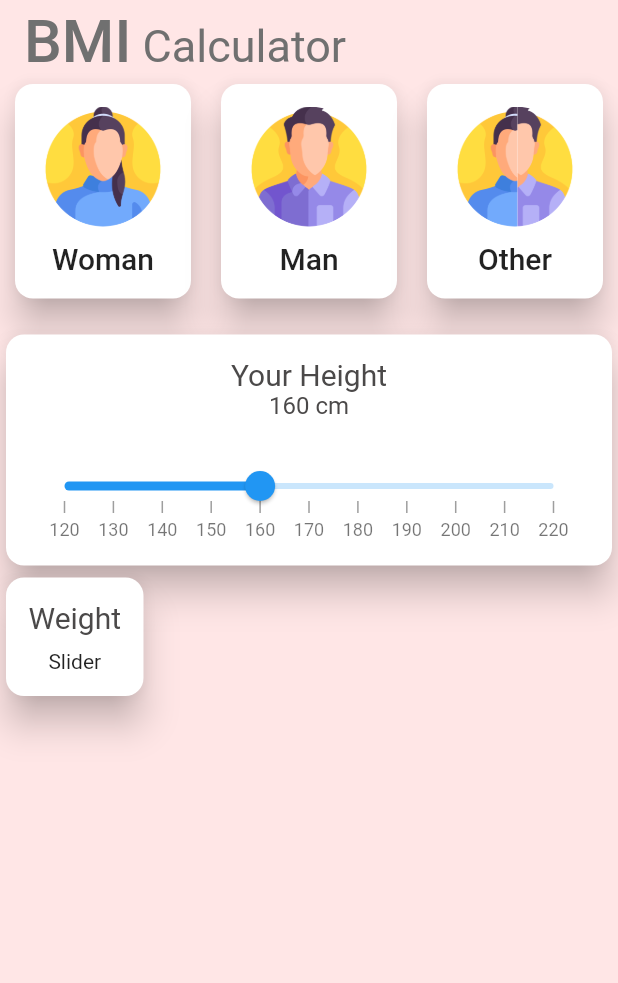
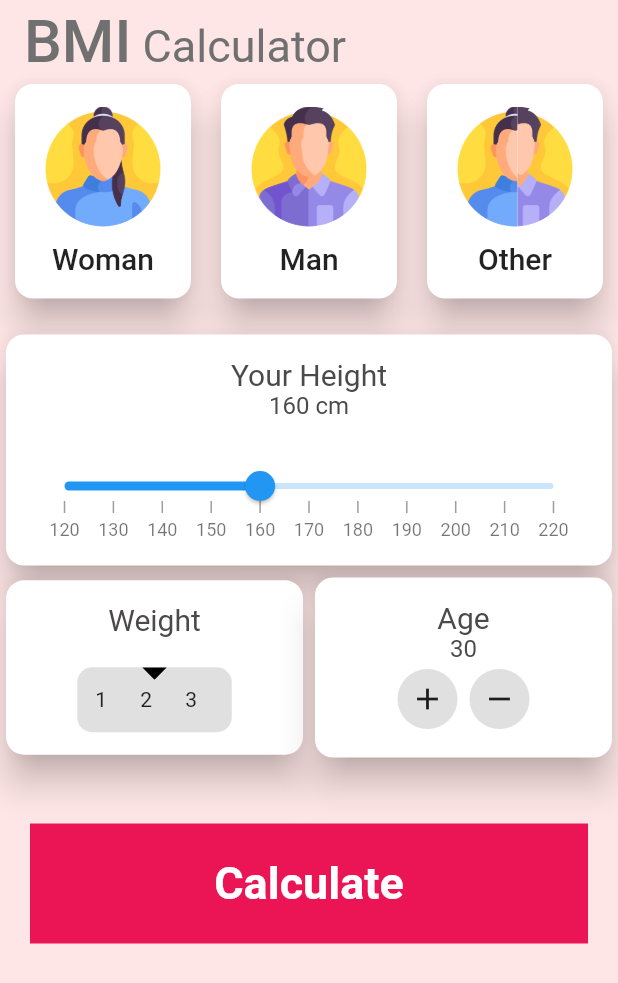
Before and after one commit to Anastasia9595/bmi, a Flutter app: the screen it shows after launch, on a phone screen of 412 x 824 dp. Shown: the top 983 px of the screen. Run offline on Flutter 3.47's test engine with Material 2 defaults, Android fonts, the phone set to English and light mode, and no system bars; drawn by our look-alikes of syncfusion_flutter_sliders; missing offline and left inert: syncfusion_flutter_core.

Commit message:
finished zthe GUI

```diff
--- a/lib/helpers/app_styles.dart
+++ b/lib/helpers/app_styles.dart
@@ -9,4 +9,11 @@ class Styles {
   static TextStyle textStyleCard = const TextStyle(fontSize: 20, fontWeight: FontWeight.w500);
   static TextStyle headLineStyle = const TextStyle(fontSize: 40, fontWeight: FontWeight.w500);
   static TextStyle headLineStyle2 = const TextStyle(fontSize: 30, fontWeight: FontWeight.normal);
+  static double kBottomContainerHeight = 80.0;
+  static Color kBottomContainerColour = const Color(0xFFEB1555);
+  static TextStyle kLargeButtonTextStyle = const TextStyle(
+    color: Colors.white,
+    fontSize: 30.0,
+    fontWeight: FontWeight.bold,
+  );
 }
--- a/lib/main.dart
+++ b/lib/main.dart
@@ -13,7 +13,7 @@ class MyApp extends StatelessWidget {
   @override
   Widget build(BuildContext context) {
     return const MaterialApp(
-      home: HomePage2(),
+      home: HomePage(),
     );
   }
 }
--- a/lib/view/home/home.dart
+++ b/lib/view/home/home.dart
@@ -1,4 +1,8 @@
+import 'package:bmi_calculator/view/home/widgets/ageCard.dart';
 import 'package:bmi_calculator/view/home/widgets/height_card.dart';
+import 'package:bmi_calculator/view/home/widgets/helperWidgets/bottom_button.dart';
+import 'package:bmi_calculator/view/home/widgets/helperWidgets/round_icon_button.dart';
+
 import 'package:bmi_calculator/view/home/widgets/helperWidgets/tick_mark_shape.dart';
 
 import 'package:bmi_calculator/view/home/widgets/userCard.dart';
@@ -9,15 +13,16 @@ import 'package:syncfusion_flutter_core/theme.dart';
 
 import '../../helpers/app_styles.dart';
 
-class HomePage2 extends StatefulWidget {
-  const HomePage2({super.key});
+class HomePage extends StatefulWidget {
+  const HomePage({super.key});
 
   @override
-  State<HomePage2> createState() => _HomePage2State();
+  State<HomePage> createState() => _HomePageState();
 }
 
-class _HomePage2State extends State<HomePage2> {
+class _HomePageState extends State<HomePage> {
   double height = 160;
+  int age = 30;
 
   @override
   Widget build(BuildContext context) {
@@ -106,12 +111,38 @@ class _HomePage2State extends State<HomePage2> {
               ),
               Row(
                 children: [
-                  WeightCard(
-                    name: 'Weight',
-                    sliderTextWidget: Text('Slider'),
-                  )
+                  Expanded(
+                    child: WeightCard(
+                      name: 'Weight',
+                    ),
+                  ),
+                  Expanded(
+                    child: AgeCard(
+                      name: 'Age',
+                      age: age.toStringAsFixed(0),
+                      buttonWidgetAdd: RoundIconButton(
+                          icon: Icons.add,
+                          onPressed: () {
+                            if (age <= 99) {
+                              setState(() {
+                                age++;
+                              });
+                            }
+                          }),
+                      buttonWidgetRemove: RoundIconButton(
+                          icon: Icons.remove,
+                          onPressed: () {
+                            if (age > 1) {
+                              setState(() {
+                                age--;
+                              });
+                            }
+                          }),
+                    ),
+                  ),
                 ],
-              )
+              ),
+              BottomButton(onTap: () {}, buttonTitle: 'Calculate')
             ],
           ),
         ],
--- a/lib/view/home/widgets/ageCard.dart
+++ b/lib/view/home/widgets/ageCard.dart
@@ -1,11 +1,58 @@
+import 'package:flutter/material.dart';
 import 'package:flutter/src/widgets/container.dart';
 import 'package:flutter/src/widgets/framework.dart';
 
+import '../../../helpers/app_styles.dart';
+
 class AgeCard extends StatelessWidget {
-  const AgeCard({super.key});
+  const AgeCard({
+    super.key,
+    required this.name,
+    required this.age,
+    required this.buttonWidgetAdd,
+    required this.buttonWidgetRemove,
+  });
+  final String name;
+  final String age;
+  final Widget buttonWidgetAdd;
+  final Widget buttonWidgetRemove;
 
   @override
   Widget build(BuildContext context) {
-    return Container();
+    return Card(
+      elevation: 10,
+      shape: const RoundedRectangleBorder(
+        borderRadius: BorderRadius.all(
+          Radius.circular(12),
+        ),
+      ),
+      child: Padding(
+        padding: const EdgeInsets.all(15),
+        child: Column(
+          children: [
+            RichText(
+              textAlign: TextAlign.center,
+              text: TextSpan(
+                text: name,
+                style: TextStyle(fontSize: 20, color: Styles.textColor),
+                children: [
+                  TextSpan(
+                    text: '\n$age',
+                    style: const TextStyle(fontSize: 16),
+                  ),
+                ],
+              ),
+            ),
+            Row(
+              mainAxisAlignment: MainAxisAlignment.center,
+              children: [
+                buttonWidgetAdd,
+                buttonWidgetRemove,
+              ],
+            )
+          ],
+        ),
+      ),
+    );
   }
 }
--- /dev/null
+++ b/lib/view/home/widgets/helperWidgets/bottom_button.dart
@@ -0,0 +1,29 @@
+import 'package:flutter/material.dart';
+import '../../../../helpers/app_styles.dart';
+
+class BottomButton extends StatelessWidget {
+  const BottomButton({super.key, required this.onTap, required this.buttonTitle});
+
+  final Function onTap;
+  final String buttonTitle;
+
+  @override
+  Widget build(BuildContext context) {
+    return GestureDetector(
+      onTap: () => onTap(),
+      child: Container(
+        color: Styles.kBottomContainerColour,
+        margin: const EdgeInsets.only(top: 40.0, bottom: 40, left: 20, right: 20),
+        padding: const EdgeInsets.all(20.0),
+        width: double.infinity,
+        height: Styles.kBottomContainerHeight,
+        child: Center(
+          child: Text(
+            buttonTitle,
+            style: Styles.kLargeButtonTextStyle,
+          ),
+        ),
+      ),
+    );
+  }
+}
--- a/lib/view/home/widgets/helperWidgets/carousel_slider_widget.dart
+++ /dev/null
@@ -1,51 +0,0 @@
-import 'package:flutter/material.dart';
-
-class TextSliderWidget extends StatefulWidget {
-  const TextSliderWidget({super.key});
-
-  @override
-  State<TextSliderWidget> createState() => _TextSliderWidgetState();
-}
-
-class _TextSliderWidgetState extends State<TextSliderWidget> {
-  late final PageController pageController;
-
-  @override
-  void initState() {
-    pageController = PageController();
-    super.initState();
-  }
-
-  @override
-  void dispose() {
-    pageController.dispose();
-    super.dispose();
-  }
-
-  @override
-  Widget build(BuildContext context) {
-    return Column(
-      children: [
-        SizedBox(
-          height: 200,
-          child: PageView.builder(
-            controller: pageController,
-            itemBuilder: ((context, index) {
-              return AnimatedBuilder(
-                animation: pageController,
-                builder: ((context, child) {
-                  return child!;
-                }),
-                child: Container(
-                  margin: const EdgeInsets.all(24),
-                  height: 100,
-                  color: Colors.amberAccent,
-                ),
-              );
-            }),
-          ),
-        )
-      ],
-    );
-  }
-}
--- /dev/null
+++ b/lib/view/home/widgets/helperWidgets/round_icon_button.dart
@@ -0,0 +1,23 @@
+import 'package:flutter/material.dart';
+
+class RoundIconButton extends StatelessWidget {
+  RoundIconButton({required this.icon, required this.onPressed});
+
+  final IconData icon;
+  final Function onPressed;
+
+  @override
+  Widget build(BuildContext context) {
+    return RawMaterialButton(
+      elevation: 0.0,
+      child: Icon(icon),
+      onPressed: () => onPressed(),
+      constraints: const BoxConstraints.tightFor(
+        width: 40,
+        height: 40.0,
+      ),
+      shape: const CircleBorder(),
+      fillColor: Colors.grey.shade300,
+    );
+  }
+}
--- /dev/null
+++ b/lib/view/home/widgets/helperWidgets/triangleClipper.dart
@@ -0,0 +1,15 @@
+import 'package:flutter/material.dart';
+
+class TriangleClipper extends CustomClipper<Path> {
+  @override
+  Path getClip(Size size) {
+    final path = Path();
+    path.lineTo(size.width, 0.0);
+    path.lineTo(size.width / 2, size.height);
+    path.close();
+    return path;
+  }
+
+  @override
+  bool shouldReclip(TriangleClipper oldClipper) => false;
+}
--- a/lib/view/home/widgets/weight_card.dart
+++ b/lib/view/home/widgets/weight_card.dart
@@ -1,12 +1,14 @@
 import 'package:bmi_calculator/helpers/app_styles.dart';
-import 'package:bmi_calculator/view/home/widgets/helperWidgets/carousel_slider_widget.dart';
+
 import 'package:flutter/material.dart';
 
+import 'helperWidgets/triangleClipper.dart';
+
 class WeightCard extends StatelessWidget {
-  WeightCard({super.key, required this.name, required this.sliderTextWidget});
+  WeightCard({super.key, required this.name});
 
   final String name;
-  final Widget sliderTextWidget;
+
   var itemList = List<String>.generate(200, (index) => '$index');
 
   @override
@@ -26,11 +28,50 @@ class WeightCard extends StatelessWidget {
             style: TextStyle(fontSize: 20, color: Styles.textColor),
           ),
           const SizedBox(
-            height: 10,
+            height: 20,
           ),
-          sliderTextWidget,
+          Stack(
+            alignment: Alignment.topCenter,
+            children: [
+              Container(
+                decoration: BoxDecoration(
+                    color: Colors.grey.shade300,
+                    border: Border.all(style: BorderStyle.none),
+                    borderRadius: const BorderRadius.all(Radius.circular(10))),
+                width: MediaQuery.of(context).size.width * 0.25,
+                child: SingleChildScrollView(
+                  child: Row(
+                    children: [
+                      SizedBox(
+                        height: MediaQuery.of(context).size.height * 0.05,
+                        width: MediaQuery.of(context).size.width * 0.20,
+                        child: ListView.builder(
+                            scrollDirection: Axis.horizontal,
+                            itemCount: itemList.length,
+                            itemBuilder: ((context, index) => buildCard(index))),
+                      ),
+                    ],
+                  ),
+                ),
+              ),
+              ClipPath(
+                clipper: TriangleClipper(),
+                child: Container(
+                  color: Colors.black,
+                  height: MediaQuery.of(context).size.height * 0.01,
+                  width: MediaQuery.of(context).size.width * 0.04,
+                ),
+              ),
+            ],
+          )
         ]),
       ),
     );
   }
+
+  Widget buildCard(int index) => SizedBox(
+        width: 30,
+        height: 30,
+        child: Center(child: Text('${index + 1}')),
+      );
 }
--- a/pubspec.yaml
+++ b/pubspec.yaml
@@ -11,6 +11,7 @@ environment:
   sdk: ">=2.18.0-271.7.beta <3.0.0"
 
 dependencies:
+  carousel_slider: ^4.1.1
   cupertino_icons: ^1.0.2
   flutter:
     sdk: flutter
```
Also changed, not shown: lib/view/home/widgets/button.dart (deleted), pubspec.lock.
